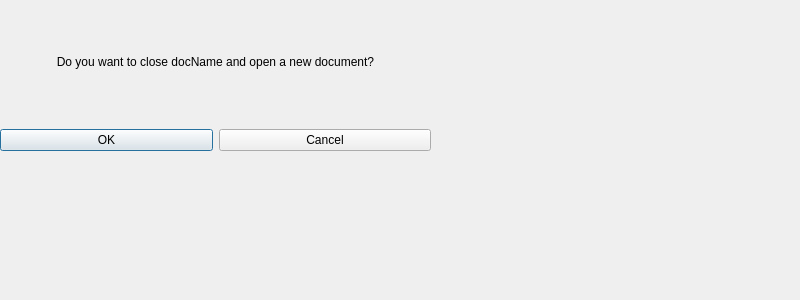
anphetamina/CoText, file client/AlertNewDocument.ui: the form before one commit.
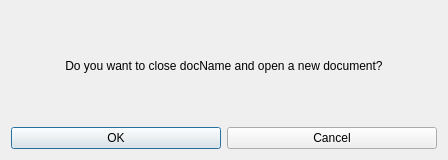
The form after the commit.

```diff
--- a/client/AlertNewDocument.ui
+++ b/client/AlertNewDocument.ui
@@ -6,8 +6,8 @@
    <rect>
     <x>0</x>
     <y>0</y>
-    <width>800</width>
-    <height>300</height>
+    <width>448</width>
+    <height>160</height>
    </rect>
   </property>
   <property name="sizePolicy">
@@ -18,28 +18,21 @@
   </property>
   <property name="minimumSize">
    <size>
-    <width>800</width>
-    <height>300</height>
+    <width>448</width>
+    <height>160</height>
    </size>
   </property>
   <property name="maximumSize">
    <size>
-    <width>800</width>
-    <height>300</height>
+    <width>448</width>
+    <height>160</height>
    </size>
   </property>
   <property name="windowTitle">
    <string>Dialog</string>
   </property>
-  <widget class="QWidget" name="verticalLayoutWidget">
-   <property name="geometry">
-    <rect>
-     <x>0</x>
-     <y>0</y>
-     <width>431</width>
-     <height>151</height>
-    </rect>
-   </property>
+  <layout class="QGridLayout" name="gridLayout">
+   <item row="0" column="0">
    <layout class="QVBoxLayout" name="verticalLayout">
     <item>
      <widget class="QLabel" name="label">
@@ -76,7 +69,8 @@
      </layout>
     </item>
    </layout>
-  </widget>
+   </item>
+  </layout>
  </widget>
  <resources/>
  <connections/>
```
Lines whose indentation alone changed are shown as unchanged.
